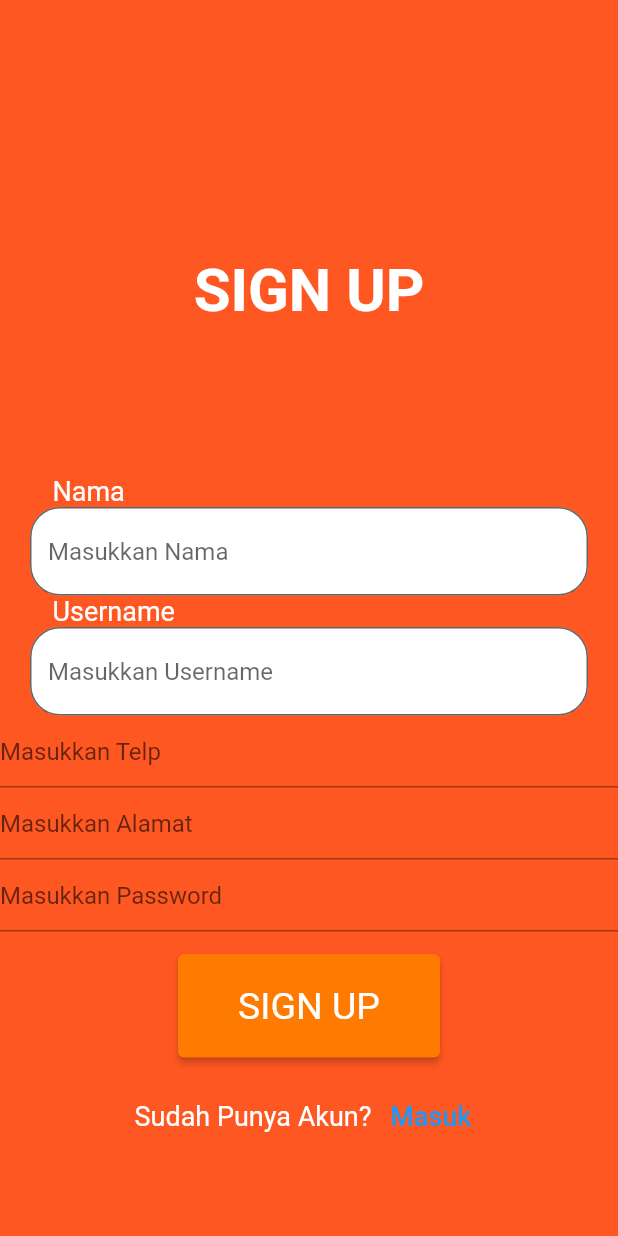
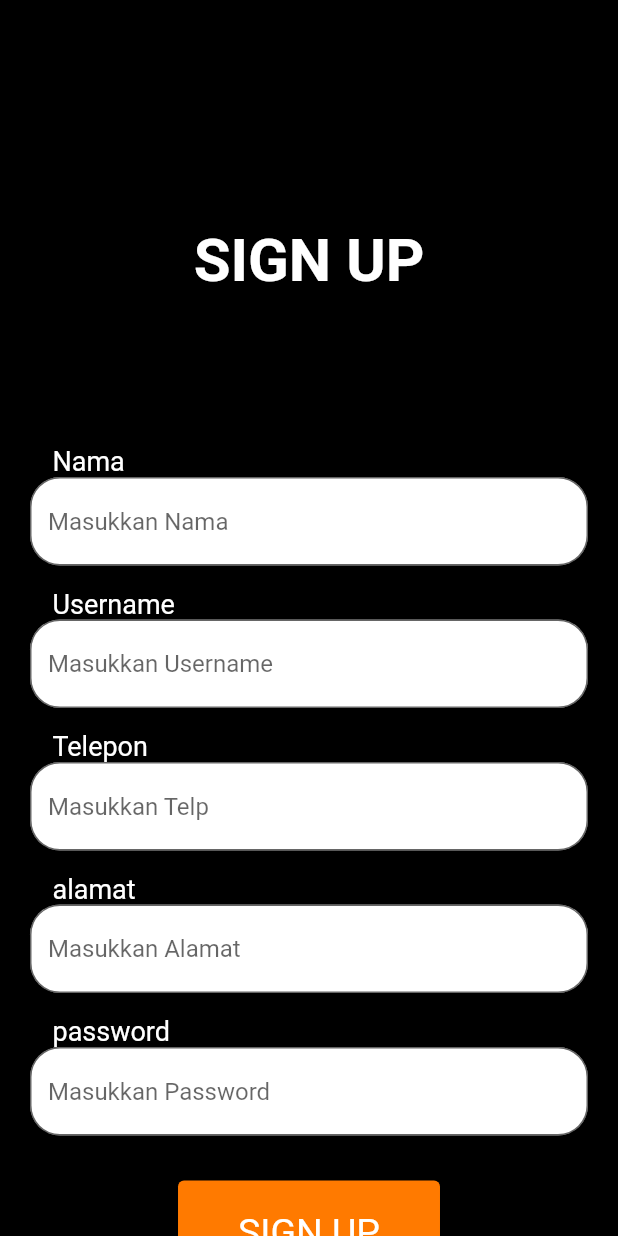
Before and after one commit to Pand1Asli/peminjam_perpustakaan_apandi, a Flutter app: the RegisterView screen opened by its route, on a phone screen of 412 x 824 dp. Run offline on Flutter 3.47's test engine with Material 2 defaults, Android fonts, the phone set to English and light mode, and no system bars; our stand-ins replace date_time_picker, dio, get, get_storage, pretty_dio_logger; accounts and stored records are empty.

Commit message:
register-view

```diff
--- a/lib/app/modules/register/views/register_view.dart
+++ b/lib/app/modules/register/views/register_view.dart
@@ -11,13 +11,13 @@ class RegisterView extends GetView<RegisterController> {
   @override
   Widget build(BuildContext context) {
     return Scaffold(
-      backgroundColor: Colors.deepOrange,
+      backgroundColor: Colors.black,
       body: Center(
           child: Form(
               key: controller.formKey,
               child: Column(
                 children: [
-                  SizedBox(height: 170),
+                  SizedBox(height: 150),
                   Text(
                     "SIGN UP",
                     style: TextStyle(
@@ -60,6 +60,7 @@ class RegisterView extends GetView<RegisterController> {
                       },
                     ),
                   ),
+                  SizedBox(height: 15),
                   Row(
                     mainAxisAlignment: MainAxisAlignment.start,
                     children: [
@@ -76,7 +77,7 @@ class RegisterView extends GetView<RegisterController> {
                   Padding(
                     padding: EdgeInsets.symmetric(horizontal: 20),
                     child: TextFormField(
-                      controller: controller.namaController,
+                      controller: controller.usernameController,
                       decoration: InputDecoration(
                         hintText: "Masukkan Username",
                         filled: true,
@@ -87,25 +88,72 @@ class RegisterView extends GetView<RegisterController> {
                       ),
                       validator: (value) {
                         if (value!.length < 2) {
-                          return "nama tidak boleh kosong";
+                          return "username tidak boleh kosong";
                         }
                         return null;
                       },
                     ),
                   ),
-                  TextFormField(
+                  SizedBox(height: 15),
+                  Row(
+                    mainAxisAlignment: MainAxisAlignment.start,
+                    children: [
+                      SizedBox(width: 35),
+                      Text(
+                        "Telepon",
+                        style: TextStyle(
+                          color: Colors.white,
+                          fontSize: 18.0,
+                        ),
+                      ),
+                    ],
+                  ),
+                  Padding(
+                    padding: EdgeInsets.symmetric(horizontal: 20),
+                    child: TextFormField(
                       controller: controller.telpController,
-                    decoration: InputDecoration(hintText: "Masukkan Telp"),
+                      decoration: InputDecoration(
+                        hintText: "Masukkan Telp",
+                        filled: true,
+                        fillColor: Colors.white,
+                        border: OutlineInputBorder(
+                          borderRadius: BorderRadius.circular(20.0),
+                        ),
+                      ),
                       validator: (value) {
                         if (value!.length < 2) {
-                        return "telp tidak boleh kosong";
+                          return "telepon tidak boleh kosong";
                         }
                         return null;
                       },
                     ),
-                  TextFormField(
+                  ),
+                  SizedBox(height: 15),
+                  Row(
+                    mainAxisAlignment: MainAxisAlignment.start,
+                    children: [
+                      SizedBox(width: 35),
+                      Text(
+                        "alamat",
+                        style: TextStyle(
+                          color: Colors.white,
+                          fontSize: 18.0,
+                        ),
+                      ),
+                    ],
+                  ),
+                  Padding(
+                    padding: EdgeInsets.symmetric(horizontal: 20),
+                    child: TextFormField(
                       controller: controller.alamatController,
-                    decoration: InputDecoration(hintText: "Masukkan Alamat"),
+                      decoration: InputDecoration(
+                        hintText: "Masukkan Alamat",
+                        filled: true,
+                        fillColor: Colors.white,
+                        border: OutlineInputBorder(
+                          borderRadius: BorderRadius.circular(20.0),
+                        ),
+                      ),
                       validator: (value) {
                         if (value!.length < 2) {
                           return "alamat tidak boleh kosong";
@@ -113,17 +161,42 @@ class RegisterView extends GetView<RegisterController> {
                         return null;
                       },
                     ),
-                  TextFormField(
+                  ),
+                  SizedBox(height: 15),
+                  Row(
+                    mainAxisAlignment: MainAxisAlignment.start,
+                    children: [
+                      SizedBox(width: 35),
+                      Text(
+                        "password",
+                        style: TextStyle(
+                          color: Colors.white,
+                          fontSize: 18.0,
+                        ),
+                      ),
+                    ],
+                  ),
+                  Padding(
+                    padding: EdgeInsets.symmetric(horizontal: 20),
+                    child: TextFormField(
                       controller: controller.passwordController,
-                    decoration: InputDecoration(hintText: "Masukkan Password"),
+                      decoration: InputDecoration(
+                        hintText: "Masukkan Password",
+                        filled: true,
+                        fillColor: Colors.white,
+                        border: OutlineInputBorder(
+                          borderRadius: BorderRadius.circular(20.0),
+                        ),
+                      ),
                       validator: (value) {
                         if (value!.length < 2) {
-                        return "tahun terbit tidak boleh kosong";
+                          return "password tidak boleh kosong";
                         }
                         return null;
                       },
                     ),
-                  SizedBox(height: 15),
+                  ),
+                  SizedBox(height: 30),
                   Obx(() => controller.loading.value
                       ? CircularProgressIndicator()
                       : ElevatedButton(
```
Lines whose indentation alone changed are shown as unchanged.
